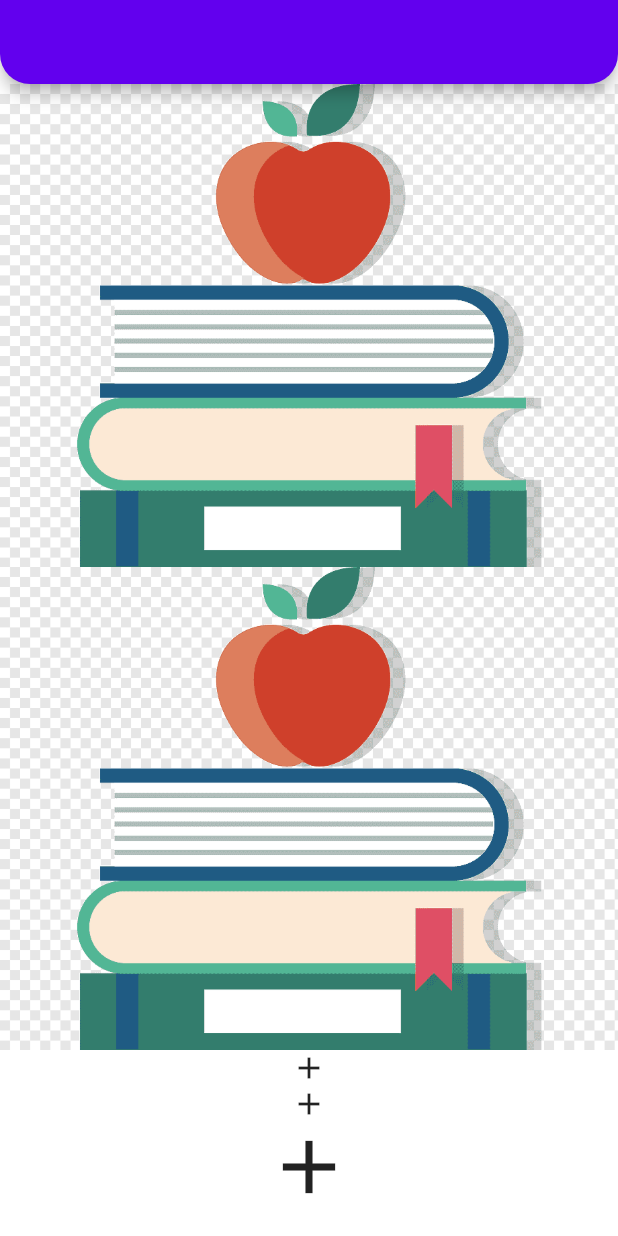
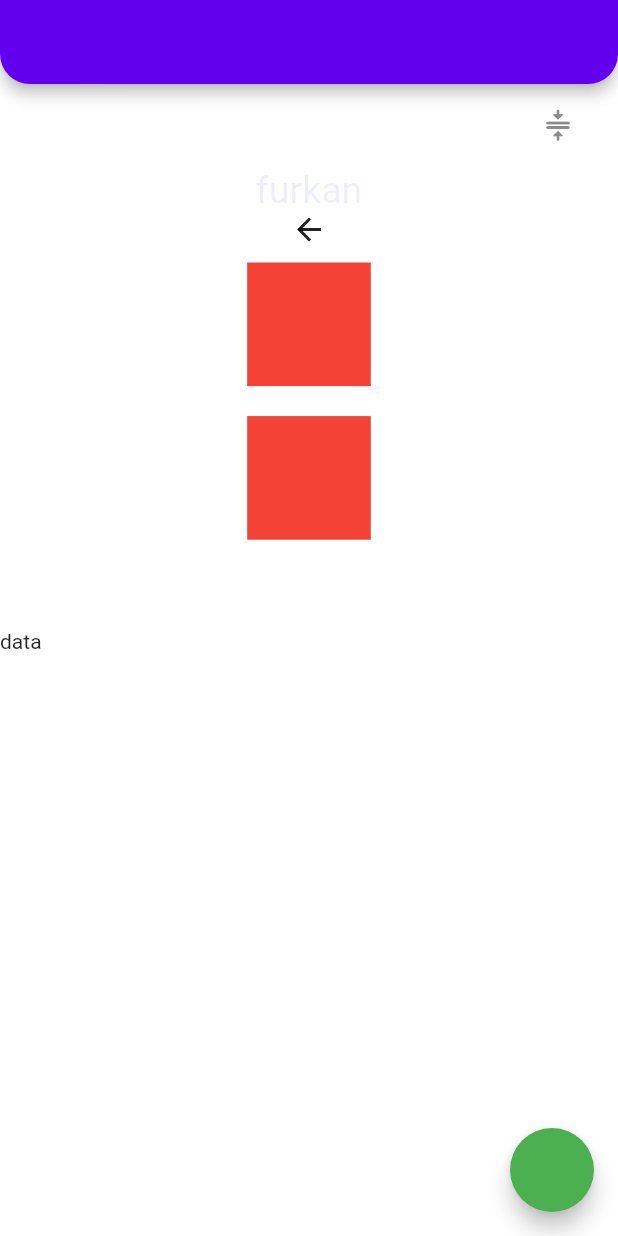
Before and after one commit to flutter-preview/ChosWhy-flutter-lessons, a Flutter app: the screen it shows after launch, on a phone screen of 412 x 824 dp. Run offline on Flutter 3.47's test engine with Material 2 defaults, Android fonts, the light colour scheme and no system bars; our stand-ins replace dio, flutter_spinkit.

Commit message:
added animations

```diff
--- /dev/null
+++ b/lib/202/animations/seven_animation_pasitioned.dart
@@ -0,0 +1,127 @@
+import 'package:flutter/material.dart';
+import 'package:lessonone/202/animations/one_crossfade.dart';
+
+class AnimatedPositionedView extends StatefulWidget {
+  const AnimatedPositionedView({Key? key}) : super(key: key);
+
+  @override
+  State<AnimatedPositionedView> createState() => _AnimatedPositionedViewState();
+}
+
+class _AnimatedPositionedViewState extends State<AnimatedPositionedView> with TickerProviderStateMixin{
+  final double kZero = 0;
+  late AnimationController controller;
+  bool _isVisible = false;
+  bool _isOpacity = false;
+
+  void _changeVisible() {
+    setState(() {
+      _isVisible = !_isVisible;
+    });
+  }
+
+  void _changeOpacity() {
+    setState(() {
+      _isOpacity = !_isOpacity;
+    });
+  }
+
+  @override
+  void initState() {
+    super.initState();
+    controller = AnimationController(vsync: this,duration: _DurationItems.durationLow); //burdaki vsync senkronizasyon demek
+  }
+
+  @override
+  Widget build(BuildContext context) {
+    return Scaffold(
+      appBar: AppBar(
+        title: _placeHolderAnimatedWidget(),
+      ),
+      floatingActionButton: FloatingActionButton(onPressed: () {
+        _changeVisible();
+        controller.animateTo(_isVisible ? 1 : 0);
+      }),
+      body: Column(
+        children: [
+          ListTile(
+            title: AnimatedOpacity(
+                opacity: _isOpacity ? 1 : 0,
+                duration: _DurationItems.durationLow,
+                child: Text(
+                  "data",
+                  style: Theme.of(context)
+                      .textTheme
+                      .titleMedium
+                      ?.copyWith(color: Colors.black),
+                )),
+            trailing: IconButton(
+                onPressed: () {
+                  _changeOpacity();
+                },
+                icon: const Icon(Icons.compress_rounded)),
+          ),
+          AnimatedDefaultTextStyle(
+              duration: _DurationItems.durationLow,
+              //context.textTheme().titleMedium ?? const TextStyle(),
+              style: (_isVisible ? context.textTheme().headlineMedium : context.textTheme().titleMedium) ?? const TextStyle(),
+              child: const Text("furkan")),
+          AnimatedIcon(
+            icon: AnimatedIcons.arrow_menu,
+            progress: controller,
+          ),
+          AnimatedContainer(
+            duration: _DurationItems.durationLow,
+            width: _isVisible ? kZero : MediaQuery.of(context).size.width * 0.2,
+            height: _isVisible ? kZero :  MediaQuery.of(context).size.width * 0.2,
+            color: Colors.red,
+            margin: const EdgeInsets.all(10),
+          ),
+          AnimatedContainer(
+            duration: _DurationItems.durationLow,
+            width: MediaQuery.of(context).size.width * 0.2,
+            height: _isVisible ? kZero :  MediaQuery.of(context).size.width * 0.2,
+            color: Colors.red,
+            margin: const EdgeInsets.all(10),
+          ),
+          const Expanded(
+            child: Stack(
+              children: [
+                AnimatedPositioned(
+                  duration: _DurationItems.durationLow,
+                  top: 50,
+                  curve: Curves.easeInOutBack,
+                  child: Text("data"),
+                ),
+              ],
+            ),
+          )
+        ],
+      ),
+    );
+  }
+
+  AnimatedCrossFade _placeHolderAnimatedWidget() {
+    return AnimatedCrossFade(
+      duration: _DurationItems.durationLow,
+      firstChild: const Placeholder(),
+      secondChild: const SizedBox.shrink(),
+      crossFadeState:
+      _isVisible ? CrossFadeState.showFirst : CrossFadeState.showSecond,
+    );
+  }
+}
+
+class _DurationItems {
+  static const Duration durationLow = Duration(seconds: 1);
+}
+
+///bu companent ise bir adet stack içerisinde kullanılan bir companent
+///AnimatedPositioned
+///
+/// bu companent biraz daha işimize lazım olabilir
+/// bunda companent yine kendi içeriisnde animasyonlu bir şekilde posizyonunu degiştirmede kullanabilirisn!
+/// işte burdan bütün pozisyonlarına hükmedebiliyorsunuz
+/// yine bunun curve diye bi adet daha propertysi var
+/// bunada "curves." şeklinde yazarsak tüm öğelerine erişebiliyoruz!
+/// bu property bizim animasyon hareketlerimizi kontrol eden öğedir!
--- a/lib/202/theme/light_theme.dart
+++ b/lib/202/theme/light_theme.dart
@@ -23,7 +23,7 @@ class LightTheme {
         side: const BorderSide(color: Colors.green),
         fillColor: MaterialStateProperty.all(Colors.green),
       ),
-      scaffoldBackgroundColor: Colors.white70.withOpacity(0.6),
+      scaffoldBackgroundColor: Colors.white70.withOpacity(0.9),
       appBarTheme: const AppBarTheme(
         shape: RoundedRectangleBorder(
             borderRadius: BorderRadius.vertical(bottom: Radius.circular(20))),
--- a/lib/animated_learn_view.dart
+++ /dev/null
@@ -1 +0,0 @@
-///knk burda kaldık!
--- a/lib/main.dart
+++ b/lib/main.dart
@@ -16,6 +16,11 @@ import 'package:lessonone/202/theme/light_theme.dart';
 import 'package:lessonone/demos/color_demos_view.dart';
 import 'package:lessonone/demos/color_life_cycle.dart';
 import '101/color_learn.dart';
+import '202/animations/five_animation_container.dart';
+import '202/animations/four_animated_icon.dart';
+import '202/animations/seven_animation_pasitioned.dart';
+import '202/animations/six_animated_list.dart';
+import '202/animations/three_animation_text.dart';
 import '202/deneme_view.dart';
 import '202/image_learn_202.dart';
 import '202/package_learn_view.dart';
@@ -98,7 +103,7 @@ class Main extends StatelessWidget {
         )
       ),
        */
-      home: const ImageLearn202(),
+      home: const AnimatedPositionedView(),
       debugShowCheckedModeBanner: false,
     );
   }
```
Also changed, not shown: lib/202/animations/five_animation_container.dart (added, +128 -0 lines), lib/202/animations/four_animated_icon.dart (added, +109 -0 lines), lib/202/animations/one_crossfade.dart (added, +76 -0 lines), lib/202/animations/six_animated_list.dart (added, +118 -0 lines), lib/202/animations/three_animation_text.dart (added, +88 -0 lines), lib/202/animations/two_opacity.dart (added, +90 -0 lines).
